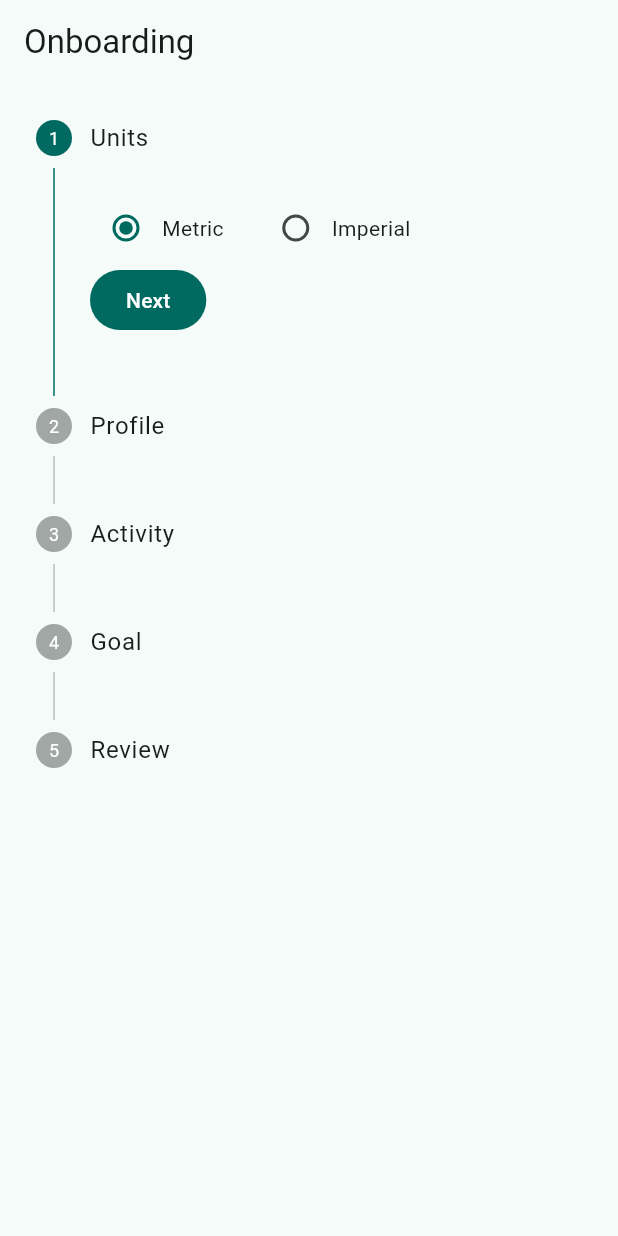
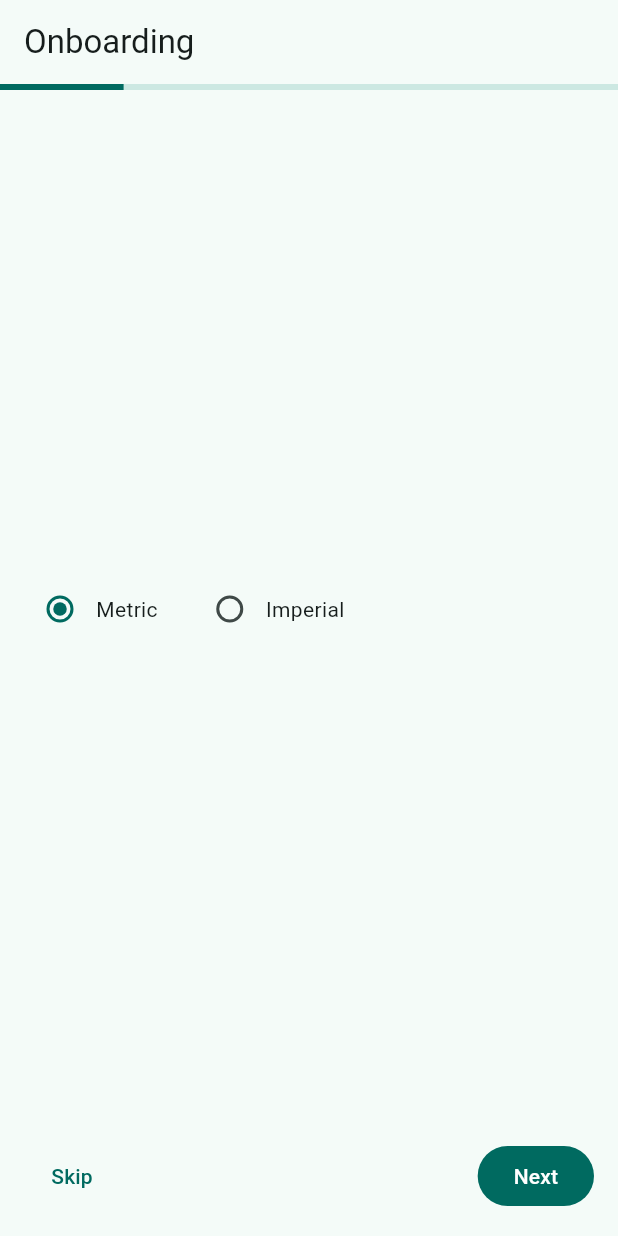
Before and after one commit to munkhaus/calories, a Flutter app: the screen it shows after launch, on a phone screen of 412 x 824 dp. Run offline on Flutter 3.47's test engine with Material 3 defaults, Android fonts, the light colour scheme and no system bars; our stand-ins replace dio, get_it, go_router, hive_flutter; accounts and stored records are empty.

Commit message:
feat(onboarding): mobile-first PageView wizard, draft persistence; refactor Today to use interfaces

```diff
--- a/lib/onboarding/presentation/onboarding_page.dart
+++ b/lib/onboarding/presentation/onboarding_page.dart
@@ -17,6 +17,8 @@ class OnboardingPage extends StatefulWidget {
 }
 
 class _OnboardingPageState extends State<OnboardingPage> {
+  // New: PageView-based wizard
+  late final PageController _pageController;
   int _step = 0;
 
   // Step 1: units
@@ -40,11 +42,18 @@ class _OnboardingPageState extends State<OnboardingPage> {
   String? _validationError;
 
   @override
+  void initState() {
+    super.initState();
+    _pageController = PageController(initialPage: 0);
+  }
+
+  @override
   void dispose() {
     _ageController.dispose();
     _heightController.dispose();
     _weightController.dispose();
     _paceController.dispose();
+    _pageController.dispose();
     super.dispose();
   }
 
@@ -259,42 +268,73 @@ class _OnboardingPageState extends State<OnboardingPage> {
     ];
 
     return Scaffold(
-      appBar: AppBar(title: const Text('Onboarding')),
-      body: Stepper(
-        currentStep: _step,
-        onStepTapped: (int i) => setState(() => _step = i),
-        controlsBuilder: (BuildContext context, ControlsDetails details) {
-          return Row(
-            children: <Widget>[
+      appBar: AppBar(
+        title: const Text('Onboarding'),
+        bottom: PreferredSize(
+          preferredSize: const Size.fromHeight(4),
+          child: LinearProgressIndicator(
+            value: (_step + 1) / steps.length,
+            minHeight: 4,
+          ),
+        ),
+      ),
+      body: PageView(
+        controller: _pageController,
+        physics: const NeverScrollableScrollPhysics(),
+        children: steps
+            .map(
+              (s) => Padding(
+                padding: const EdgeInsets.all(16),
+                child: s.content,
+              ),
+            )
+            .toList(),
+      ),
+      bottomNavigationBar: SafeArea(
+        child: Padding(
+          padding: const EdgeInsets.fromLTRB(16, 8, 16, 16),
+          child: Row(
+            children: [
+              if (_step > 0)
+                OutlinedButton(
+                  onPressed: () {
+                    setState(() => _step -= 1);
+                    _pageController.previousPage(
+                      duration: const Duration(milliseconds: 250),
+                      curve: Curves.easeOut,
+                    );
+                  },
+                  child: const Text('Back'),
+                )
+              else
+                TextButton(
+                  onPressed: () {
+                    // Optional skip for first steps
+                    setState(() => _step = steps.length - 1);
+                    _pageController.jumpToPage(steps.length - 1);
+                  },
+                  child: const Text('Skip'),
+                ),
+              const Spacer(),
               FilledButton(
                 onPressed: () async {
                   if (_step < steps.length - 1) {
-                    if (_validateStep()) setState(() => _step += 1);
+                    if (_validateStep()) {
+                      setState(() => _step += 1);
+                      _pageController.nextPage(
+                        duration: const Duration(milliseconds: 250),
+                        curve: Curves.easeOut,
+                      );
+                    }
                   } else {
                     if (_validateStep()) await _completeOnboarding(context);
                   }
                 },
                 child: Text(_step < steps.length - 1 ? 'Next' : 'Finish'),
               ),
-              const SizedBox(width: 12),
-              if (_step > 0)
-                TextButton(
-                  onPressed: () => setState(() => _step -= 1),
-                  child: const Text('Back'),
-                ),
-              if (_validationError != null) ...<Widget>[
-                const SizedBox(width: 12),
-                Flexible(
-                  child: Text(
-                    _validationError!,
-                    style: const TextStyle(color: Colors.red),
-                  ),
-                ),
-              ],
             ],
-          );
-        },
-        steps: steps,
+          ),
+        ),
       ),
     );
   }
```
Also changed, not shown: lib/core/storage/local_storage.dart (+17 -0 lines), lib/today/presentation/today_page.dart (+6 -6 lines).
